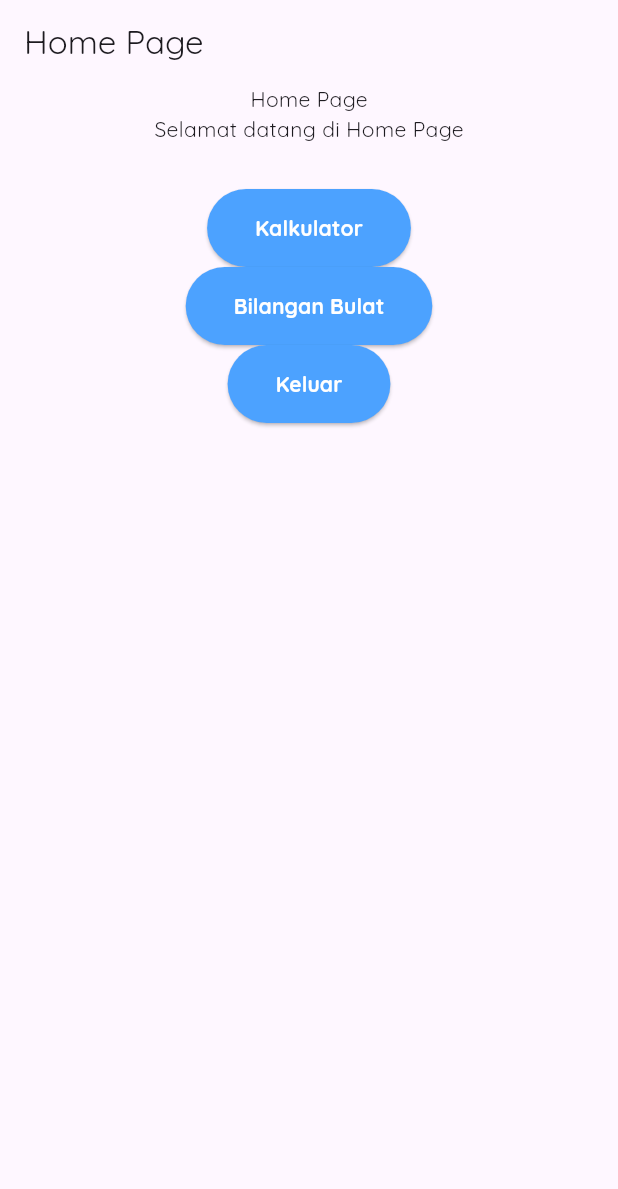
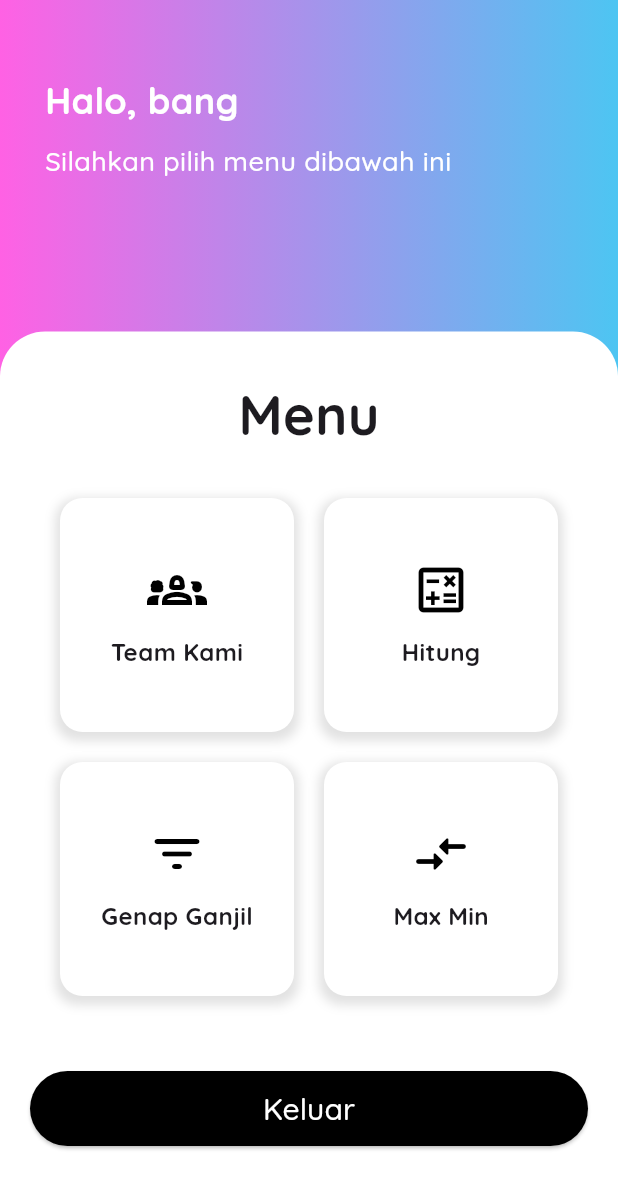
Before and after one commit to Simad9/mobile_tugas1, a Flutter app: the HomePage screen opened directly, on a phone screen of 412 x 824 dp. Shown: the top 1189 px of the screen. Run offline on Flutter 3.47's test engine with Material 3 defaults, Android fonts, the phone set to English and light mode, and no system bars; our stand-ins replace google_fonts.

Commit message:
Slicing homepage kelar

```diff
--- a/lib/main.dart
+++ b/lib/main.dart
@@ -22,7 +22,7 @@ class MyApp extends StatelessWidget {
         // colorScheme: ColorScheme.fromSeed(seedColor: Colors.deepPurple),
         useMaterial3: true,
       ),
-      home: WelcomePage(),
+      home: HomePage(),
     );
   }
 }
--- a/lib/pages/home_page.dart
+++ b/lib/pages/home_page.dart
@@ -7,53 +7,154 @@ class HomePage extends StatelessWidget {
   @override
   Widget build(BuildContext context) {
     return Scaffold(
-      appBar: AppBar(
-        title: Text('Home Page'),
-      ),
-      body: Center(
+      body: Container(
+        decoration: BoxDecoration(
+          gradient: LinearGradient(
+            begin: Alignment.centerRight,
+            end: Alignment.centerLeft,
+            colors: [
+              Color(0xff4DC5F2),
+              Color(0xffFF61E4),
+            ],
+          ),
+        ),
         child: Column(
           children: [
-            Text('Home Page'),
-            Text("Selamat datang di Home Page"),
-            SizedBox(height: 30),
-            buttonPrimary(context, 'Kalkulator', KalkulatorPage()),
-            buttonPrimary(context, "Bilangan Bulat", BilanganPage()),
-            buttonLogout(context, "Keluar")
+            Expanded(
+              child: Container(
+                width: double.infinity,
+                padding: EdgeInsets.symmetric(horizontal: 30, vertical: 50),
+                child: Column(
+                  mainAxisAlignment: MainAxisAlignment.start,
+                  crossAxisAlignment: CrossAxisAlignment.start,
+                  children: [
+                    Text(
+                      "Halo, bang",
+                      style: TextStyle(
+                          fontSize: 24,
+                          color: Colors.white,
+                          fontWeight: FontWeight.bold),
+                    ),
+                    SizedBox(height: 10),
+                    Text(
+                      "Silahkan pilih menu dibawah ini",
+                      style: TextStyle(
+                        fontSize: 18,
+                        color: Colors.white,
+                        fontWeight: FontWeight.w500,
+                      ),
+                    ),
+                  ],
+                ),
+              ),
+            ),
+            Container(
+              padding: const EdgeInsets.only(
+                  left: 20, right: 20, top: 30, bottom: 60),
+              width: double.infinity,
+              decoration: BoxDecoration(
+                color: Colors.white,
+                borderRadius: BorderRadius.only(
+                  topLeft: Radius.circular(30),
+                  topRight: Radius.circular(30),
+                ),
+              ),
+              child: Column(
+                crossAxisAlignment: CrossAxisAlignment.start,
+                children: [
+                  Align(
+                    alignment: Alignment.center,
+                    child: Text("Menu",
+                        style: TextStyle(
+                            fontSize: 36, fontWeight: FontWeight.bold)),
+                  ),
+                  SizedBox(height: 10),
+
+                  // Menu Box
+                  Center(
+                    child: GridView.count(
+                      crossAxisCount: 2,
+                      shrinkWrap: true,
+                      crossAxisSpacing: 20,
+                      mainAxisSpacing: 20,
+                      padding: EdgeInsets.all(20),
+                      children: [
+                        customButton(Icons.groups_2_outlined, "Team Kami"),
+                        customButton(Icons.calculate_outlined, "Hitung"),
+                        customButton(Icons.filter_list_rounded, "Genap Ganjil"),
+                        customButton(Icons.compare_arrows_rounded, "Max Min"),
+                      ],
+                    ),
+                  ),
+                  SizedBox(height: 30),
+
+                  // Tombol Keluar
+                  _buttonHitam(context),
+                ],
+              ),
+            ),
           ],
         ),
       ),
     );
   }
 
-  Widget buttonPrimary(BuildContext context, String text, Widget page) {
-    return ElevatedButton(
+  Widget _buttonHitam(BuildContext context) {
+    return SizedBox(
+      width: double.infinity,
+      height: 50,
+      child: ElevatedButton(
+        style: ElevatedButton.styleFrom(
+          backgroundColor: Colors.black,
+          shape: RoundedRectangleBorder(
+            borderRadius: BorderRadius.circular(30),
+          ),
+        ),
         onPressed: () {
-          Navigator.push(
-              context, MaterialPageRoute(builder: (context) => page));
+          // Implement login logic here
+          Navigator.pushReplacement(
+              context, MaterialPageRoute(builder: (context) => LoginPage()));
         },
-        style: ElevatedButton.styleFrom(
-          padding: EdgeInsets.symmetric(horizontal: 32, vertical: 16),
-          backgroundColor: Color(0xFF4CA2FF),
+        child: const Text(
+          "Keluar",
+          style: TextStyle(
+              color: Colors.white, fontSize: 20, fontWeight: FontWeight.w500),
         ),
-        child: Text(text,
-            style:
-                TextStyle(color: Colors.white, fontWeight: FontWeight.bold)));
+      ),
+    );
   }
 
-  Widget buttonLogout(BuildContext context, String text) {
-    return ElevatedButton(
-        onPressed: () {
-          Navigator.pushAndRemoveUntil(
-              context,
-              MaterialPageRoute(builder: (context) => LoginPage()),
-              (route) => false);
-        },
-        style: ElevatedButton.styleFrom(
-          padding: EdgeInsets.symmetric(horizontal: 32, vertical: 16),
-          backgroundColor: Color(0xFF4CA2FF),
+  Widget customButton(IconData icon, String label) {
+    return GestureDetector(
+      onTap: () {
+        // Add navigation or action here
+      },
+      child: Container(
+        decoration: BoxDecoration(
+          color: Colors.white,
+          borderRadius: BorderRadius.circular(15),
+          boxShadow: [
+            BoxShadow(
+              color: Colors.grey.withOpacity(0.3),
+              spreadRadius: 3,
+              blurRadius: 5,
+              offset: Offset(0, 3),
+            ),
+          ],
         ),
-        child: Text(text,
-            style:
-                TextStyle(color: Colors.white, fontWeight: FontWeight.bold)));
+        padding: EdgeInsets.all(20),
+        child: Column(
+          mainAxisAlignment: MainAxisAlignment.center,
+          children: [
+            Icon(icon, size: 40, color: Colors.black),
+            SizedBox(height: 10),
+            Text(
+              label,
+              style: TextStyle(fontSize: 16, fontWeight: FontWeight.bold),
+            ),
+          ],
+        ),
+      ),
+    );
   }
 }
--- a/lib/pages/login_page.dart
+++ b/lib/pages/login_page.dart
@@ -1,6 +1,5 @@
 import 'package:flutter/material.dart';
 import 'package:tugas1/import/all_pages.dart';
-// import '../import/all_pages.dart';
 
 class LoginPage extends StatelessWidget {
   LoginPage({super.key});
@@ -135,7 +134,7 @@ class LoginPage extends StatelessWidget {
         style: ElevatedButton.styleFrom(
           backgroundColor: Colors.black,
           shape: RoundedRectangleBorder(
-            borderRadius: BorderRadius.circular(10),
+            borderRadius: BorderRadius.circular(30),
           ),
         ),
         onPressed: () {
--- a/lib/pages/welcome_page.dart
+++ b/lib/pages/welcome_page.dart
@@ -83,7 +83,7 @@ class WelcomePage extends StatelessWidget {
         style: ElevatedButton.styleFrom(
           backgroundColor: Colors.white,
           shape: RoundedRectangleBorder(
-            borderRadius: BorderRadius.circular(10),
+            borderRadius: BorderRadius.circular(30),
           ),
         ),
         onPressed: () {
@@ -93,7 +93,7 @@ class WelcomePage extends StatelessWidget {
         child: Text(
           "Lanjutkan",
           style: TextStyle(
-            color: Colors.black,
+            color: Colors.black54,
             fontSize: 18,
             fontWeight: FontWeight.w500,
           ),
```
